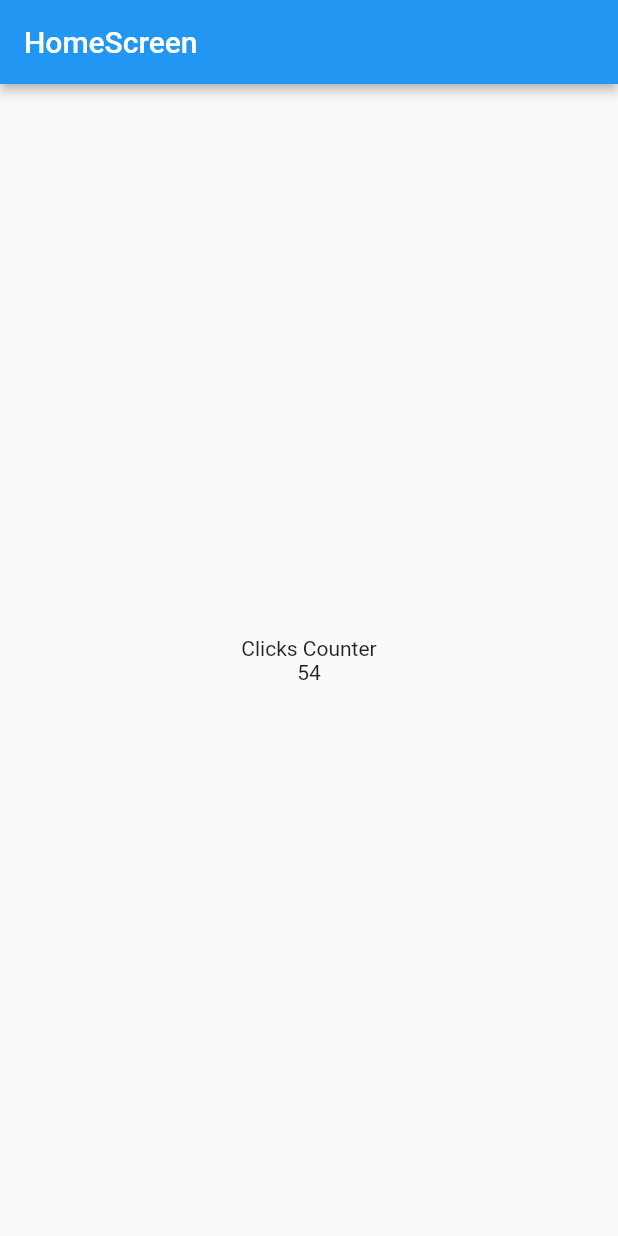
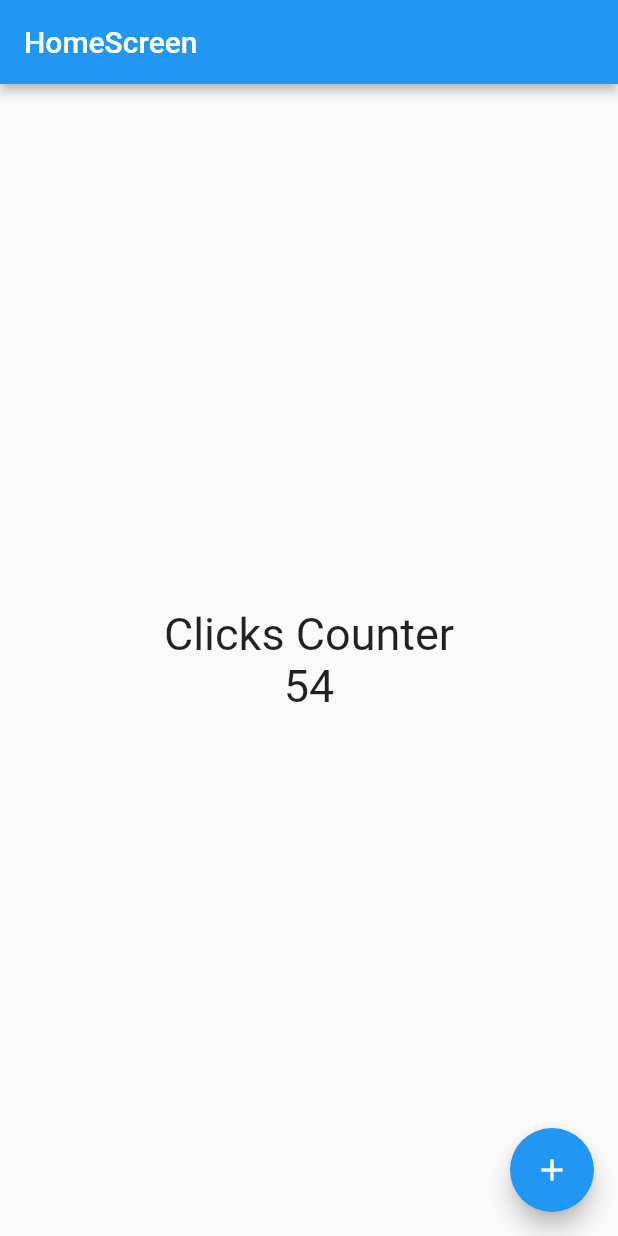
Before and after one commit to eduar766/counter_app_flutter, a Flutter app: the screen it shows after launch, on a phone screen of 412 x 824 dp. Run offline on Flutter 3.47's test engine with Material 2 defaults, Android fonts, the phone set to English and light mode, and no system bars.

Commit message:
add variables and floating icon

```diff
--- a/lib/screens/home_screen.dart
+++ b/lib/screens/home_screen.dart
@@ -5,6 +5,8 @@ class HomeScreen extends StatelessWidget {
 
   @override
   Widget build(BuildContext context) {
+    const fontSize30 = TextStyle(fontSize: 30);
+
     return Scaffold(
       appBar: AppBar(
         title: const Text('HomeScreen'),
@@ -15,10 +17,17 @@ class HomeScreen extends StatelessWidget {
           mainAxisAlignment: MainAxisAlignment.center,
           crossAxisAlignment: CrossAxisAlignment.center,
           children: const [
-            Text('Clicks Counter'),
-            Text('54')
+            Text('Clicks Counter', style: fontSize30,),
+            Text('54', style: fontSize30,)
           ]
         ),
+      ),
+      //floatingActionButtonLocation: FloatingActionButtonLocation.centerDocked,
+      floatingActionButton: FloatingActionButton(
+        child: const Icon(Icons.add),
+        onPressed: () {
+          print('Hola Mundo');
+         },
       ),
     );
   }
```
